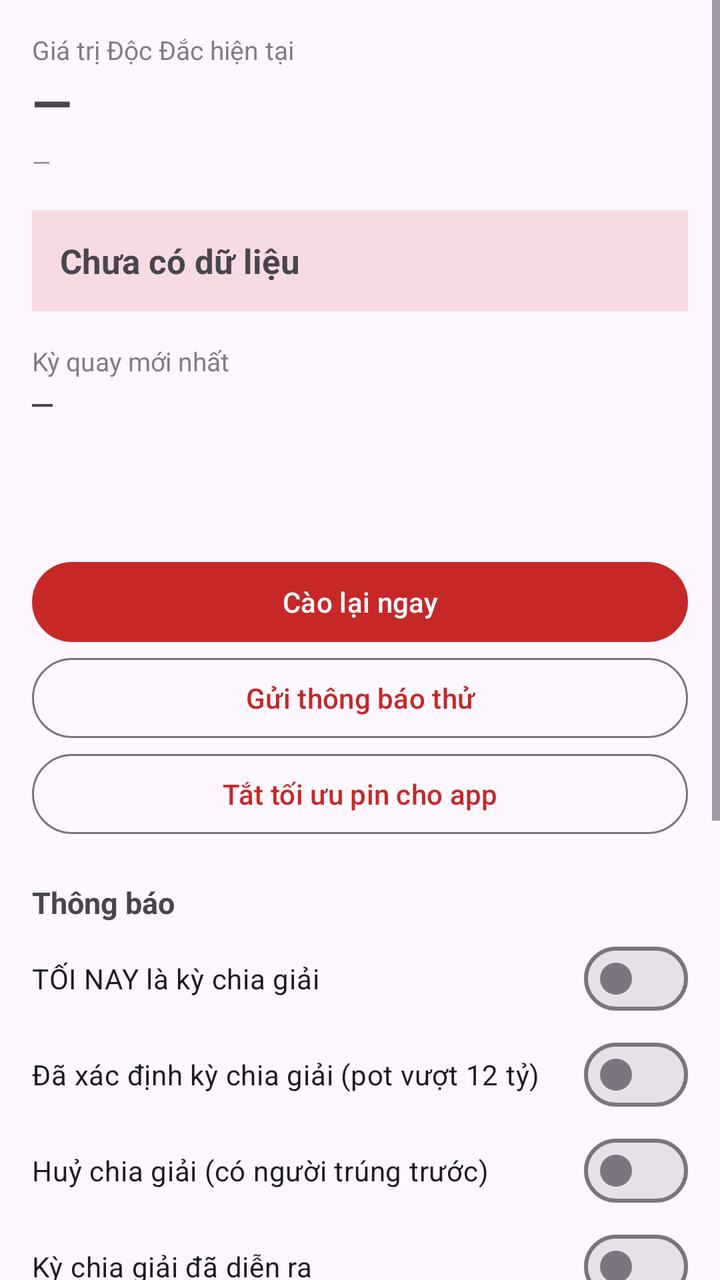
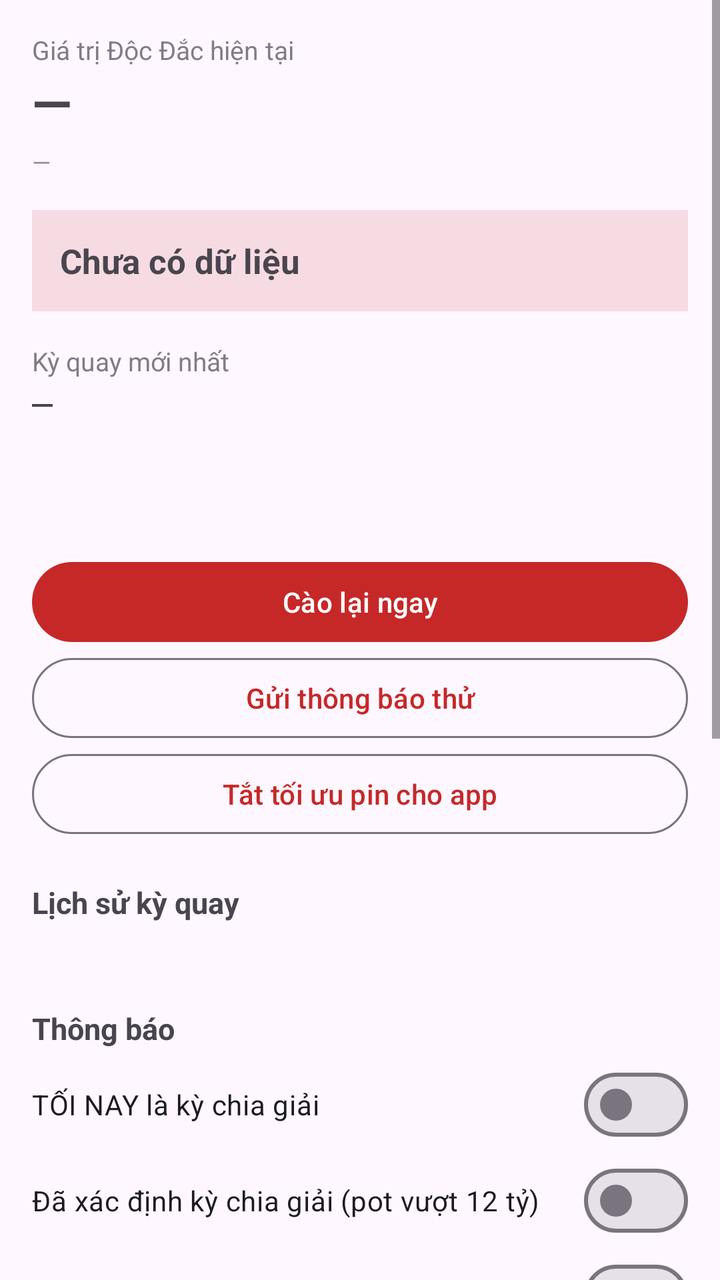

The first picture is an Android layout as it rendered before a commit; the second is the same layout after the commit. The layout source and the unified diff follow.
<!-- AndroidManifest.xml: application theme Theme.Lotto535 -->
<!-- res/layout/activity_main.xml -->
<?xml version="1.0" encoding="utf-8"?>
<ScrollView xmlns:android="http://schemas.android.com/apk/res/android"
    android:layout_width="match_parent"
    android:layout_height="match_parent"
    android:fillViewport="true">

    <LinearLayout
        android:layout_width="match_parent"
        android:layout_height="wrap_content"
        android:orientation="vertical"
        android:padding="16dp">

        <TextView
            android:layout_width="match_parent"
            android:layout_height="wrap_content"
            android:text="Giá trị Độc Đắc hiện tại"
            android:textSize="13sp"
            android:alpha="0.7" />

        <TextView
            android:id="@+id/txtJackpot"
            android:layout_width="match_parent"
            android:layout_height="wrap_content"
            android:text="—"
            android:textSize="26sp"
            android:textStyle="bold"
            android:paddingBottom="4dp" />

        <TextView
            android:id="@+id/txtSource"
            android:layout_width="match_parent"
            android:layout_height="wrap_content"
            android:text="—"
            android:textSize="12sp"
            android:alpha="0.6"
            android:paddingBottom="16dp" />

        
        <LinearLayout
            android:layout_width="match_parent"
            android:layout_height="wrap_content"
            android:orientation="vertical"
            android:background="#22C62828"
            android:padding="14dp">

            <TextView
                android:id="@+id/txtShare"
                android:layout_width="match_parent"
                android:layout_height="wrap_content"
                android:text="Chưa có dữ liệu"
                android:textSize="17sp"
                android:textStyle="bold" />

            <TextView
                android:id="@+id/txtSharePeak"
                android:layout_width="match_parent"
                android:layout_height="wrap_content"
                android:text=""
                android:textSize="12sp"
                android:alpha="0.75"
                android:paddingTop="4dp"
                android:visibility="gone" />
        </LinearLayout>

        <TextView
            android:layout_width="match_parent"
            android:layout_height="wrap_content"
            android:text="Kỳ quay mới nhất"
            android:textSize="13sp"
            android:alpha="0.7"
            android:paddingTop="16dp" />

        <TextView
            android:id="@+id/txtDraw"
            android:layout_width="match_parent"
            android:layout_height="wrap_content"
            android:text="—"
            android:textSize="17sp"
            android:fontFamily="monospace" />

        <TextView
            android:id="@+id/txtLastCheck"
            android:layout_width="match_parent"
            android:layout_height="wrap_content"
            android:text=""
            android:textSize="12sp"
            android:alpha="0.6"
            android:paddingTop="8dp" />

        <TextView
            android:id="@+id/txtStatus"
            android:layout_width="match_parent"
            android:layout_height="wrap_content"
            android:text=""
            android:textSize="12sp"
            android:alpha="0.6" />

        <TextView
            android:id="@+id/txtInterval"
            android:layout_width="match_parent"
            android:layout_height="wrap_content"
            android:text=""
            android:textSize="12sp"
            android:alpha="0.6"
            android:paddingBottom="8dp" />

        <TextView
            android:id="@+id/txtErrors"
            android:layout_width="match_parent"
            android:layout_height="wrap_content"
            android:text=""
            android:textSize="11sp"
            android:alpha="0.6"
            android:fontFamily="monospace"
            android:visibility="gone"
            android:paddingBottom="8dp" />

        <TextView
            android:id="@+id/txtPermWarn"
            android:layout_width="match_parent"
            android:layout_height="wrap_content"
            android:text="⚠️ Chưa cấp quyền thông báo — app sẽ không báo được kỳ chia giải. Mở Cài đặt ứng dụng để bật."
            android:textSize="13sp"
            android:background="#33F9A825"
            android:padding="10dp"
            android:visibility="gone"
            android:layout_marginBottom="8dp" />

        <Button
            android:id="@+id/btnRefresh"
            android:layout_width="match_parent"
            android:layout_height="wrap_content"
            android:text="Cào lại ngay" />

        <Button
            android:id="@+id/btnTest"
            style="?attr/materialButtonOutlinedStyle"
            android:layout_width="match_parent"
            android:layout_height="wrap_content"
            android:text="Gửi thông báo thử" />

        <Button
            android:id="@+id/btnBattery"
            style="?attr/materialButtonOutlinedStyle"
            android:layout_width="match_parent"
            android:layout_height="wrap_content"
            android:text="Tắt tối ưu pin cho app" />

        <TextView
            android:layout_width="match_parent"
            android:layout_height="wrap_content"
            android:text="Thông báo"
            android:textSize="15sp"
            android:textStyle="bold"
            android:paddingTop="20dp"
            android:paddingBottom="4dp" />

        <com.google.android.material.materialswitch.MaterialSwitch
            android:id="@+id/swReminder"
            android:layout_width="match_parent"
            android:layout_height="wrap_content"
            android:text="TỐI NAY là kỳ chia giải" />

        <com.google.android.material.materialswitch.MaterialSwitch
            android:id="@+id/swScheduled"
            android:layout_width="match_parent"
            android:layout_height="wrap_content"
            android:text="Đã xác định kỳ chia giải (pot vượt 12 tỷ)" />

        <com.google.android.material.materialswitch.MaterialSwitch
            android:id="@+id/swCancelled"
            android:layout_width="match_parent"
            android:layout_height="wrap_content"
            android:text="Huỷ chia giải (có người trúng trước)" />

        <com.google.android.material.materialswitch.MaterialSwitch
            android:id="@+id/swCompleted"
            android:layout_width="match_parent"
            android:layout_height="wrap_content"
            android:text="Kỳ chia giải đã diễn ra" />

        <com.google.android.material.materialswitch.MaterialSwitch
            android:id="@+id/swNewDraw"
            android:layout_width="match_parent"
            android:layout_height="wrap_content"
            android:text="Kết quả kỳ quay mới" />

        <com.google.android.material.materialswitch.MaterialSwitch
            android:id="@+id/swScrapeFail"
            android:layout_width="match_parent"
            android:layout_height="wrap_content"
            android:text="Cảnh báo khi mọi nguồn đều lỗi" />

        <TextView
            android:layout_width="match_parent"
            android:layout_height="wrap_content"
            android:text="Nguồn"
            android:textSize="15sp"
            android:textStyle="bold"
            android:paddingTop="20dp"
            android:paddingBottom="4dp" />

        <com.google.android.material.materialswitch.MaterialSwitch
            android:id="@+id/swMirrors"
            android:layout_width="match_parent"
            android:layout_height="wrap_content"
            android:text="Dùng nguồn dự phòng khi vietlott.vn lỗi" />

        <TextView
            android:layout_width="match_parent"
            android:layout_height="wrap_content"
            android:text="App chỉ đọc trang chính thức vietlott.vn. Trang này chặn IP máy chủ nên pipeline trên GitHub thường bị 403 — điện thoại dùng IP dân cư nên qua được. Vì không còn nguồn thứ hai để đối chiếu, khi không đọc chắc chắn được dãy số app sẽ báo &quot;không đọc được&quot; thay vì hiện số đoán. Bật công tắc trên để cho phép lùi sang xosominhngoc / minhchinh nếu mạng của bạn không vào được trang chính thức."
            android:textSize="11sp"
            android:alpha="0.55"
            android:paddingTop="20dp"
            android:paddingBottom="24dp" />
    </LinearLayout>
</ScrollView>
<!-- resources referenced by this layout -->
<resources>
  <style name="Theme.Lotto535" parent="Theme.Material3.DayNight.NoActionBar">
          <item name="colorPrimary">#C62828</item>
          <item name="colorOnPrimary">#FFFFFF</item>
          <item name="colorSecondary">#F9A825</item>
      </style>
</resources>

<!-- the commit's change to res/layout/activity_main.xml (unified diff, before → after) -->
@@ -149,6 +149,30 @@
         <TextView
             android:layout_width="match_parent"
             android:layout_height="wrap_content"
+            android:text="Lịch sử kỳ quay"
+            android:textSize="15sp"
+            android:textStyle="bold"
+            android:paddingTop="20dp"
+            android:paddingBottom="2dp" />
+
+        <TextView
+            android:id="@+id/txtHistoryNote"
+            android:layout_width="match_parent"
+            android:layout_height="wrap_content"
+            android:text=""
+            android:textSize="11sp"
+            android:alpha="0.55"
+            android:paddingBottom="6dp" />
+
+        <LinearLayout
+            android:id="@+id/historyBox"
+            android:layout_width="match_parent"
+            android:layout_height="wrap_content"
+            android:orientation="vertical" />
+
+        <TextView
+            android:layout_width="match_parent"
+            android:layout_height="wrap_content"
             android:text="Thông báo"
             android:textSize="15sp"
             android:textStyle="bold"
@@ -184,6 +208,12 @@
             android:layout_width="match_parent"
             android:layout_height="wrap_content"
             android:text="Kết quả kỳ quay mới" />
+
+        <com.google.android.material.materialswitch.MaterialSwitch
+            android:id="@+id/swMissed"
+            android:layout_width="match_parent"
+            android:layout_height="wrap_content"
+            android:text="Cảnh báo khi bỏ lỡ kỳ quay" />
 
         <com.google.android.material.materialswitch.MaterialSwitch
             android:id="@+id/swScrapeFail"
